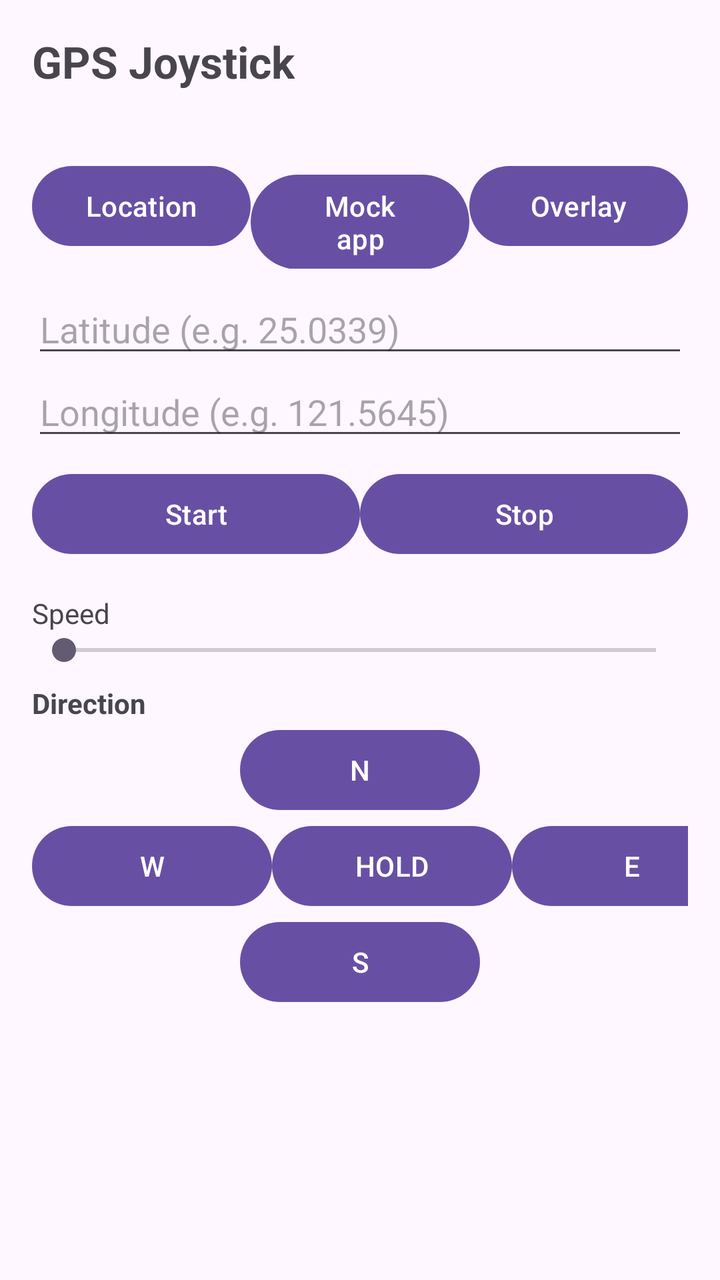
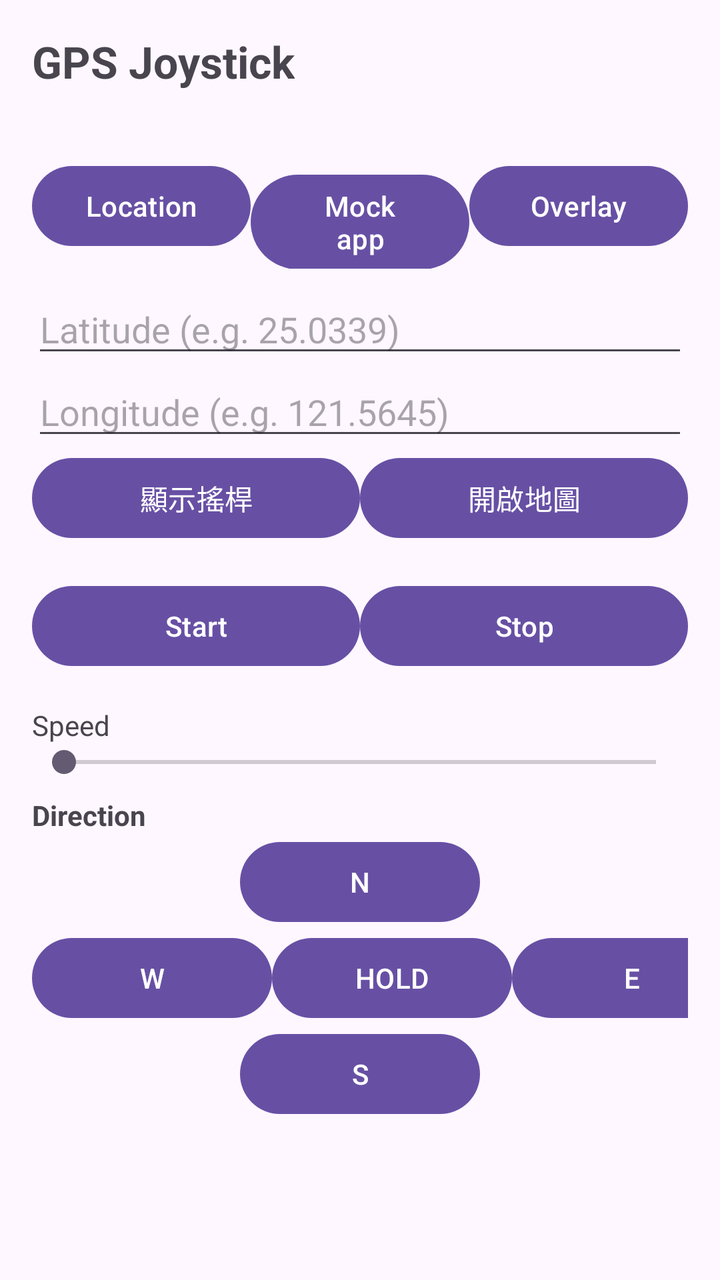

Compare the two renders of this Android layout. The source of the first and the diff that turns it into the second are given below.
<!-- AndroidManifest.xml: application theme Theme.GpsJoystick -->
<!-- res/layout/activity_main.xml -->
<?xml version="1.0" encoding="utf-8"?>
<ScrollView xmlns:android="http://schemas.android.com/apk/res/android"
    android:layout_width="match_parent"
    android:layout_height="match_parent"
    android:padding="16dp">

    <LinearLayout
        android:layout_width="match_parent"
        android:layout_height="wrap_content"
        android:orientation="vertical">

        <TextView
            android:layout_width="wrap_content"
            android:layout_height="wrap_content"
            android:text="@string/app_name"
            android:textSize="22sp"
            android:textStyle="bold"
            android:paddingBottom="8dp" />

        <TextView
            android:id="@+id/statusText"
            android:layout_width="match_parent"
            android:layout_height="wrap_content"
            android:fontFamily="monospace"
            android:textSize="13sp"
            android:paddingBottom="8dp" />

        <TextView
            android:id="@+id/errorText"
            android:layout_width="match_parent"
            android:layout_height="wrap_content"
            android:textColor="#C62828"
            android:textSize="13sp"
            android:paddingBottom="8dp"
            android:visibility="gone" />

        <LinearLayout
            android:layout_width="match_parent"
            android:layout_height="wrap_content"
            android:orientation="horizontal"
            android:paddingBottom="8dp">

            <Button
                android:id="@+id/btnGrantLocation"
                android:layout_width="0dp"
                android:layout_height="wrap_content"
                android:layout_weight="1"
                android:text="@string/grant_location" />

            <Button
                android:id="@+id/btnSetMockApp"
                android:layout_width="0dp"
                android:layout_height="wrap_content"
                android:layout_weight="1"
                android:text="@string/set_mock_app" />

            <Button
                android:id="@+id/btnGrantOverlay"
                android:layout_width="0dp"
                android:layout_height="wrap_content"
                android:layout_weight="1"
                android:text="@string/grant_overlay" />
        </LinearLayout>

        <EditText
            android:id="@+id/inputLat"
            android:layout_width="match_parent"
            android:layout_height="wrap_content"
            android:hint="@string/hint_lat"
            android:inputType="numberDecimal|numberSigned"
            android:importantForAutofill="no" />

        <EditText
            android:id="@+id/inputLng"
            android:layout_width="match_parent"
            android:layout_height="wrap_content"
            android:hint="@string/hint_lng"
            android:inputType="numberDecimal|numberSigned"
            android:importantForAutofill="no" />

        <LinearLayout
            android:layout_width="match_parent"
            android:layout_height="wrap_content"
            android:orientation="horizontal"
            android:paddingTop="8dp"
            android:paddingBottom="8dp">

            <Button
                android:id="@+id/btnStart"
                android:layout_width="0dp"
                android:layout_height="wrap_content"
                android:layout_weight="1"
                android:text="@string/start" />

            <Button
                android:id="@+id/btnStop"
                android:layout_width="0dp"
                android:layout_height="wrap_content"
                android:layout_weight="1"
                android:text="@string/stop" />
        </LinearLayout>

        <TextView
            android:id="@+id/speedLabel"
            android:layout_width="match_parent"
            android:layout_height="wrap_content"
            android:paddingTop="8dp"
            android:text="@string/speed_label" />

        <SeekBar
            android:id="@+id/speedSeek"
            android:layout_width="match_parent"
            android:layout_height="wrap_content"
            android:max="29" />

        <TextView
            android:layout_width="match_parent"
            android:layout_height="wrap_content"
            android:paddingTop="8dp"
            android:text="@string/direction_label"
            android:textStyle="bold" />

        <Button
            android:id="@+id/btnNorth"
            android:layout_width="120dp"
            android:layout_height="wrap_content"
            android:layout_gravity="center_horizontal"
            android:text="@string/dir_n" />

        <LinearLayout
            android:layout_width="wrap_content"
            android:layout_height="wrap_content"
            android:layout_gravity="center_horizontal"
            android:orientation="horizontal">

            <Button
                android:id="@+id/btnWest"
                android:layout_width="120dp"
                android:layout_height="wrap_content"
                android:text="@string/dir_w" />

            <Button
                android:id="@+id/btnHold"
                android:layout_width="120dp"
                android:layout_height="wrap_content"
                android:text="@string/dir_hold" />

            <Button
                android:id="@+id/btnEast"
                android:layout_width="120dp"
                android:layout_height="wrap_content"
                android:text="@string/dir_e" />
        </LinearLayout>

        <Button
            android:id="@+id/btnSouth"
            android:layout_width="120dp"
            android:layout_height="wrap_content"
            android:layout_gravity="center_horizontal"
            android:text="@string/dir_s" />
    </LinearLayout>
</ScrollView>
<!-- resources referenced by this layout -->
<resources>
  <string name="app_name">GPS Joystick</string>
  <string name="dir_e">E</string>
  <string name="dir_hold">HOLD</string>
  <string name="dir_n">N</string>
  <string name="dir_s">S</string>
  <string name="dir_w">W</string>
  <string name="direction_label">Direction</string>
  <string name="grant_location">Location</string>
  <string name="grant_overlay">Overlay</string>
  <string name="hint_lat">Latitude (e.g. 25.0339)</string>
  <string name="hint_lng">Longitude (e.g. 121.5645)</string>
  <string name="set_mock_app">Mock app</string>
  <string name="speed_label">Speed</string>
  <string name="start">Start</string>
  <string name="stop">Stop</string>
  <style name="Theme.GpsJoystick" parent="Theme.Material3.DayNight.NoActionBar" />
</resources>

<!-- the commit's change to res/layout/activity_main.xml (unified diff, before → after) -->
@@ -82,6 +82,27 @@
             android:layout_width="match_parent"
             android:layout_height="wrap_content"
             android:orientation="horizontal"
+            android:paddingBottom="8dp">
+
+            <Button
+                android:id="@+id/btnToggleOverlay"
+                android:layout_width="0dp"
+                android:layout_height="wrap_content"
+                android:layout_weight="1"
+                android:text="@string/show_overlay" />
+
+            <Button
+                android:id="@+id/btnOpenMap"
+                android:layout_width="0dp"
+                android:layout_height="wrap_content"
+                android:layout_weight="1"
+                android:text="@string/open_map" />
+        </LinearLayout>
+
+        <LinearLayout
+            android:layout_width="match_parent"
+            android:layout_height="wrap_content"
+            android:orientation="horizontal"
             android:paddingTop="8dp"
             android:paddingBottom="8dp">
 
<!-- resource entries referenced after the edit -->
@@ -11,7 +11,9 @@
   <string name="grant_overlay">Overlay</string>
   <string name="hint_lat">Latitude (e.g. 25.0339)</string>
   <string name="hint_lng">Longitude (e.g. 121.5645)</string>
+  <string name="open_map">開啟地圖</string>
   <string name="set_mock_app">Mock app</string>
+  <string name="show_overlay">顯示搖桿</string>
   <string name="speed_label">Speed</string>
   <string name="start">Start</string>
   <string name="stop">Stop</string>
